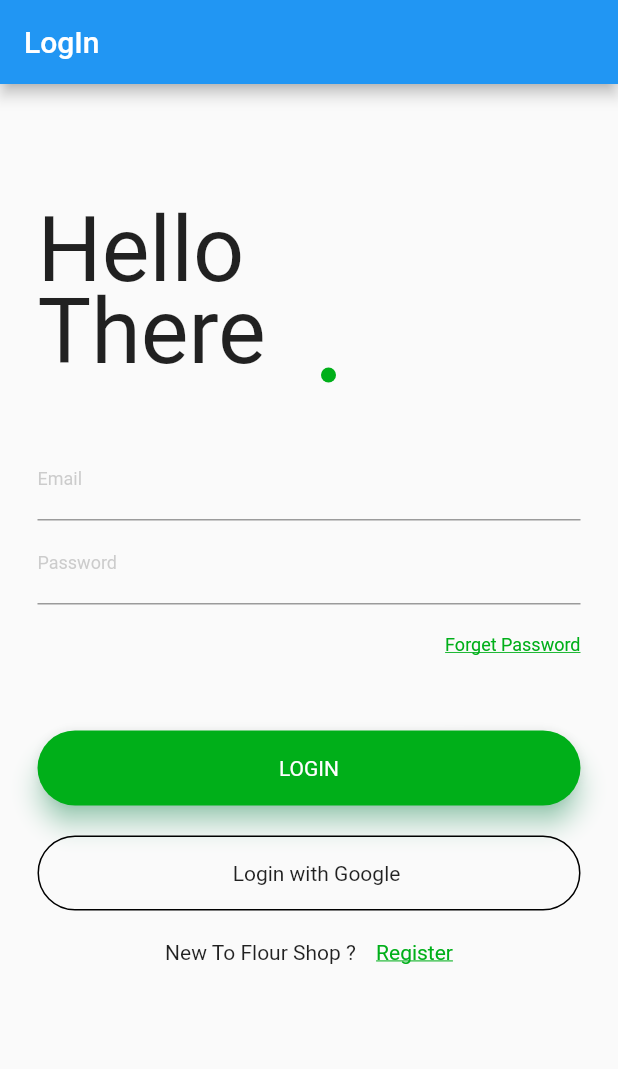
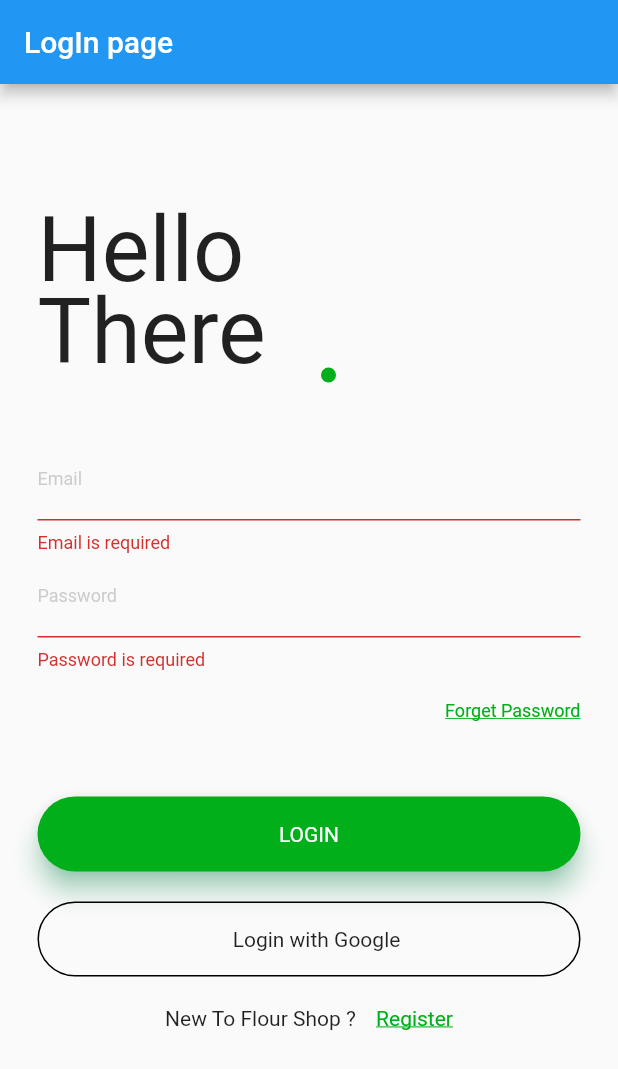
Before and after one commit to Sujit-sahoo3571/Flutter-Flour-Shop-App, a Flutter app: the screen it shows after launch, after a tap on "LOGIN", on a phone screen of 412 x 824 dp. Shown: the top 1069 px of the screen. Run offline on Flutter 3.47's test engine with Material 2 defaults, Android fonts, the phone set to English and light mode, and no system bars; our stand-ins replace animated_splash_screen, firebase_auth, firebase_core; accounts and stored records are empty; Roboto replaces fonts that are missing (Trueno, Truneno, Truneo).

Commit message:
sign in complete

```diff
--- a/lib/main.dart
+++ b/lib/main.dart
@@ -3,6 +3,7 @@ import 'package:flutter/material.dart';
 import 'package:flutter_flour_shop/pages/SplashScreen.dart';
 import 'package:flutter_flour_shop/pages/loginpage.dart';
 import 'package:flutter_flour_shop/pages/usercheck.dart';
+import 'package:flutter_flour_shop/services/authservice.dart';
 
 void main() async {
   WidgetsFlutterBinding.ensureInitialized();
@@ -18,7 +19,7 @@ class MyApp extends StatelessWidget {
     return MaterialApp(
       debugShowCheckedModeBanner: false,
       title: "Flutter Flour Shop",
-      home: LoginPage()        //UserSelect(), // SplashScreen()
+      home:  AuthServices().handleAuth()     //LoginPage(),        //UserSelect(), // SplashScreen()
     );
   }
 }
--- a/lib/pages/loginpage.dart
+++ b/lib/pages/loginpage.dart
@@ -1,4 +1,5 @@
 import 'package:flutter/material.dart';
+import 'package:flutter_flour_shop/services/authservice.dart';
 
 class LoginPage extends StatefulWidget {
   const LoginPage({Key? key}) : super(key: key);
@@ -27,8 +28,8 @@ class _LoginPageState extends State<LoginPage> {
 
   // To check field during submit
   checkField() {
-    final form = formKey.currentState;
-    if (form!.validate()) {
+    final form = formKey.currentState!;
+    if (form.validate()) {
       form.save();
       return true;
     }
@@ -39,7 +40,7 @@ class _LoginPageState extends State<LoginPage> {
   Widget build(BuildContext context) {
     return Scaffold(
       appBar: AppBar(
-        title: Text("LogIn "),
+        title: Text("LogIn page"),
       ),
       body: Container(
         height: MediaQuery.of(context).size.height,
@@ -125,7 +126,7 @@ class _LoginPageState extends State<LoginPage> {
                   UnderlineInputBorder(borderSide: BorderSide(color: green)),
             ),
             obscureText: true,
-            onChanged: (value) => this.email = value,
+            onChanged: (value) => this.password = value,
             validator: (value) =>
                 value!.isEmpty ? 'Password is required ' : null,
           ),
@@ -153,7 +154,10 @@ class _LoginPageState extends State<LoginPage> {
             height: 50.0,
           ),
           GestureDetector(
-            onTap: () {},
+            onTap: () {
+              if(checkField())
+              AuthServices().signIn(email, password, context);
+            },
             child: Container(
               height: 50.0,
               child: Material(
@@ -197,8 +201,9 @@ class _LoginPageState extends State<LoginPage> {
                   //   child: ImageIcon(
                   //     AssetImage('assets/images/google.png'),
                   //     size: 15.0,
+
                   //   ),
-                  // ),// overflow image TODO ICON
+                  // ),//  image blacked
                   SizedBox(
                     width: 10.0,
                   ),
--- /dev/null
+++ b/lib/services/authservice.dart
@@ -0,0 +1,37 @@
+import 'package:firebase_auth/firebase_auth.dart';
+import 'package:firebase_core/firebase_core.dart';
+import 'package:flutter/material.dart';
+import 'package:flutter_flour_shop/pages/home_page.dart';
+import 'package:flutter_flour_shop/pages/loginpage.dart';
+import 'package:flutter_flour_shop/services/error_handler.dart';
+
+class AuthServices {
+// Determine if user is authenticated
+  handleAuth() {
+    return StreamBuilder(
+        stream: FirebaseAuth.instance.authStateChanges(),
+        builder: (BuildContext context, snapshot) {
+          if (snapshot.hasData) {
+            return HomePage();
+          } else
+            return LoginPage();
+        });
+  }
+
+  //sign out
+
+  signOut() {
+    FirebaseAuth.instance.signOut();
+  }
+
+  //signin
+  signIn(String email, String password, context) {
+    FirebaseAuth.instance
+        .signInWithEmailAndPassword(email: email, password: password)
+        .then((value) => print("sign In"))
+        .catchError((e) {
+      print(e.toString());
+      ErrorHandler().errorDialog(context, e);
+    });
+  }
+}
```
Also changed, not shown: lib/pages/home_page.dart (+30 -0 lines), lib/services/error_handler.dart (added, +43 -0 lines), assets/images/google.png.
